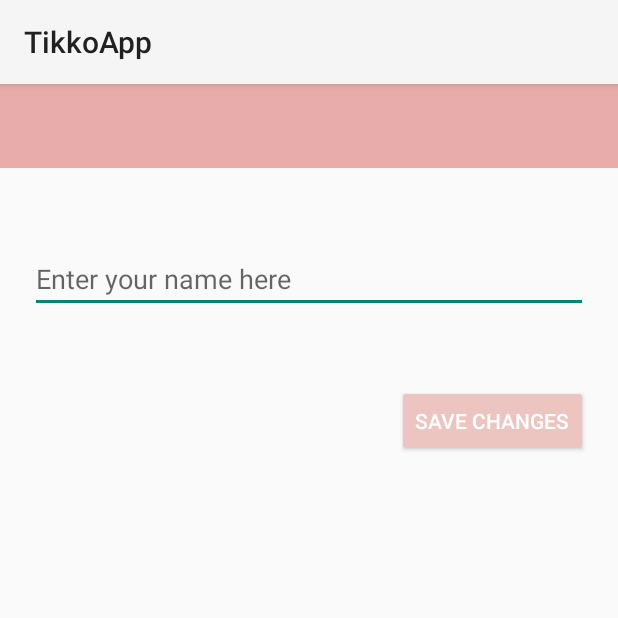
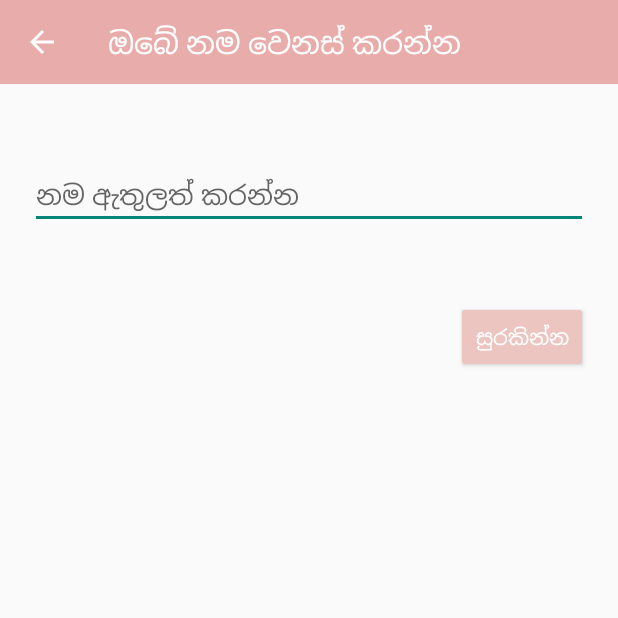
Before and after one commit to KasunDissanayake94/TikkoApp, an Android app: the Settings screen opened directly, with no data from a screen before it, on a phone screen of 412 x 824 dp, the top half of it. Run offline under Robolectric (Android 15) with nearby library versions, the phone set to English and light mode, and no system bars; our stand-ins replace Firebase (no records; nobody signed in at launch, a user with empty details on screens opened directly); Roboto replaces fonts that are not available here.

Commit message:
chnage name feature success

```diff
--- a/app/src/main/java/com/example/tikkoapp/activity/Settings.java
+++ b/app/src/main/java/com/example/tikkoapp/activity/Settings.java
@@ -1,16 +1,81 @@
 package com.example.tikkoapp.activity;
 
+import androidx.annotation.NonNull;
 import androidx.appcompat.app.AppCompatActivity;
+import androidx.appcompat.widget.Toolbar;
 
+import android.app.ProgressDialog;
 import android.os.Bundle;
+import android.view.View;
+import android.widget.Button;
+import android.widget.EditText;
+import android.widget.Toast;
 
 import com.example.tikkoapp.R;
+import com.google.android.gms.tasks.OnCompleteListener;
+import com.google.android.gms.tasks.Task;
+import com.google.firebase.auth.FirebaseAuth;
+import com.google.firebase.auth.FirebaseUser;
+import com.google.firebase.database.DatabaseReference;
+import com.google.firebase.database.FirebaseDatabase;
 
 public class Settings extends AppCompatActivity {
+
+    private EditText mName;
+    private Button mSaveBtn;
+    private DatabaseReference mDatabseRef;
+    private FirebaseUser mCurrentUser;
+    private ProgressDialog mProgress;
+    private Toolbar toolbar;
+
 
     @Override
     protected void onCreate(Bundle savedInstanceState) {
         super.onCreate(savedInstanceState);
         setContentView(R.layout.activity_settings);
+
+        mName = (EditText) findViewById(R.id.status_input);
+        mSaveBtn = (Button) findViewById(R.id.status_change_btn);
+        toolbar = (Toolbar) findViewById(R.id.infor_bar);
+        setSupportActionBar(toolbar);
+        getSupportActionBar().setTitle("ඔබේ නම වෙනස් කරන්න");
+        getSupportActionBar().setDisplayHomeAsUpEnabled(true);
+
+        mCurrentUser = FirebaseAuth.getInstance().getCurrentUser();
+        String currentUid = mCurrentUser.getUid();
+        mDatabseRef = FirebaseDatabase.getInstance().getReference().child("App_Users").child(currentUid);
+        String status_value = getIntent().getStringExtra("status_value");
+        mName.setText(status_value);
+
+
+
+
+        mSaveBtn.setOnClickListener(new View.OnClickListener() {
+            @Override
+            public void onClick(View view) {
+
+                mProgress =new ProgressDialog((Settings.this));
+                mProgress.setTitle("වෙනස් කිරීම් සිදු කෙරෙමින් පවතී");
+                mProgress.setMessage("මදක් රැදීසිටින්න ");
+                mProgress.show();
+
+                String status = mName.getText().toString();
+                mDatabseRef.child("name").setValue(status).addOnCompleteListener(new OnCompleteListener<Void>() {
+                    @Override
+                    public void onComplete(@NonNull Task<Void> task) {
+                        if (task.isSuccessful()){
+                            mProgress.dismiss();
+                            Toast.makeText(getApplicationContext(),"නම වෙනස් කිරීම සාර්ථකයි! ",Toast.LENGTH_LONG).show();
+                        }else{
+                            Toast.makeText(getApplicationContext(),"නම වෙනස් කිරීම අසාර්ථකයි!",Toast.LENGTH_LONG).show();
+                        }
+                    }
+                });
+
+
+
+
+            }
+        });
     }
 }
--- a/app/src/main/res/layout/activity_settings.xml
+++ b/app/src/main/res/layout/activity_settings.xml
@@ -6,35 +6,37 @@
     android:layout_height="match_parent"
     tools:context=".activity.Settings">
 
-    <include layout="@layout/app_tool_bar" android:id="@+id/status_tool_bar"/>
+    <include layout="@layout/app_tool_bar" android:id="@+id/infor_bar"/>
 
     <LinearLayout
         android:layout_width="match_parent"
         android:layout_height="wrap_content"
         android:layout_alignParentEnd="true"
         android:layout_alignParentRight="true"
-        android:layout_below="@+id/status_tool_bar"
+        android:layout_below="@+id/infor_bar"
         android:layout_marginLeft="20dp"
         android:layout_marginRight="20dp"
         android:layout_marginTop="51dp"
-        android:id="@+id/status_input">
+        android:id="@+id/field"
+        >
 
         <EditText
+            android:id="@+id/status_input"
             android:layout_width="match_parent"
             android:layout_height="wrap_content"
-            android:hint="Enter your name here" />
+            android:hint="නම ඇතුලත් කරන්න " />
     </LinearLayout>
 
     <Button
         android:id="@+id/status_change_btn"
         android:layout_width="wrap_content"
         android:layout_height="wrap_content"
-        android:layout_alignEnd="@+id/status_input"
-        android:layout_alignRight="@+id/status_input"
-        android:layout_below="@+id/status_input"
+        android:layout_alignEnd="@+id/field"
+        android:layout_alignRight="@+id/field"
+        android:layout_below="@+id/field"
         android:layout_marginTop="48dp"
         android:backgroundTint="@color/colorAccent"
-        android:text="Save Changes"
+        android:text="සුරකින්න"
         android:textColor="@android:color/white" />
 
 
--- a/app/src/main/res/menu/main_menu.xml
+++ b/app/src/main/res/menu/main_menu.xml
@@ -4,11 +4,11 @@
 
     <item
         android:id="@+id/report_button"
-        android:title="Report Issues" />
+        android:title="දෝෂ වාර්තාකරන්න" />
     <item
         android:id="@+id/main_account_Button"
-        android:title="Profile" />
+        android:title="ගිණුම" />
     <item
         android:id="@+id/main_logout_button"
-        android:title="Log Out" />
+        android:title="ගිණුමෙන් ඉවත්වෙන්න" />
 </menu>
```
Also changed, not shown: app/src/main/AndroidManifest.xml (+6 -2 lines), app/src/main/java/com/example/tikkoapp/activity/UserProfile.java (+14 -2 lines), app/src/main/res/layout/activity_user_profile.xml (+4 -4 lines).
